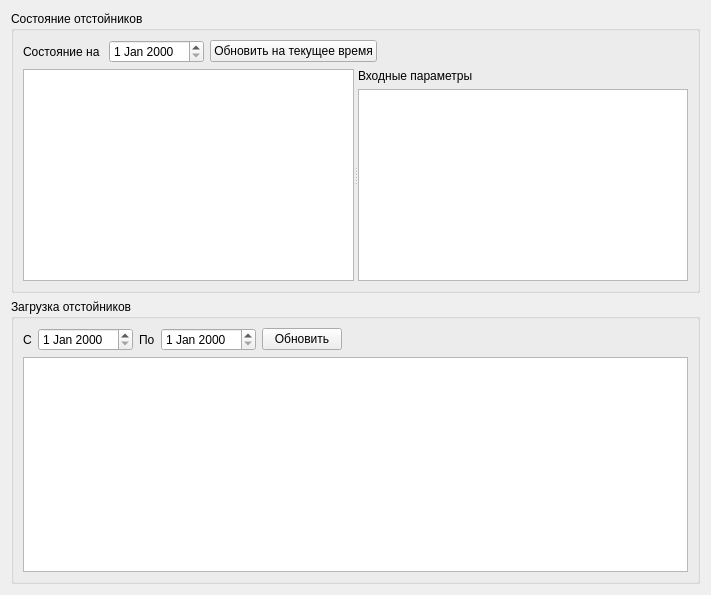
First picture: the form in formsump.ui, repository Sergeyego/el_glass, before the edit.
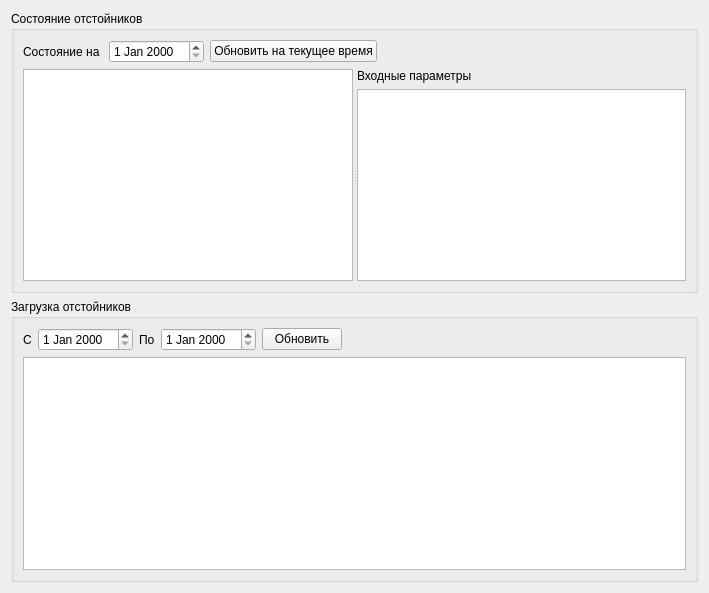
Second picture: the form after the edit. Custom widgets are drawn as their Qt base class.

The edit to the form file:
```diff
--- a/formsump.ui
+++ b/formsump.ui
@@ -6,8 +6,8 @@
    <rect>
     <x>0</x>
     <y>0</y>
-    <width>711</width>
-    <height>595</height>
+    <width>709</width>
+    <height>593</height>
    </rect>
   </property>
   <property name="windowTitle">
```
Left out of the diff: 2 changed lines with no effect on the pictures.
